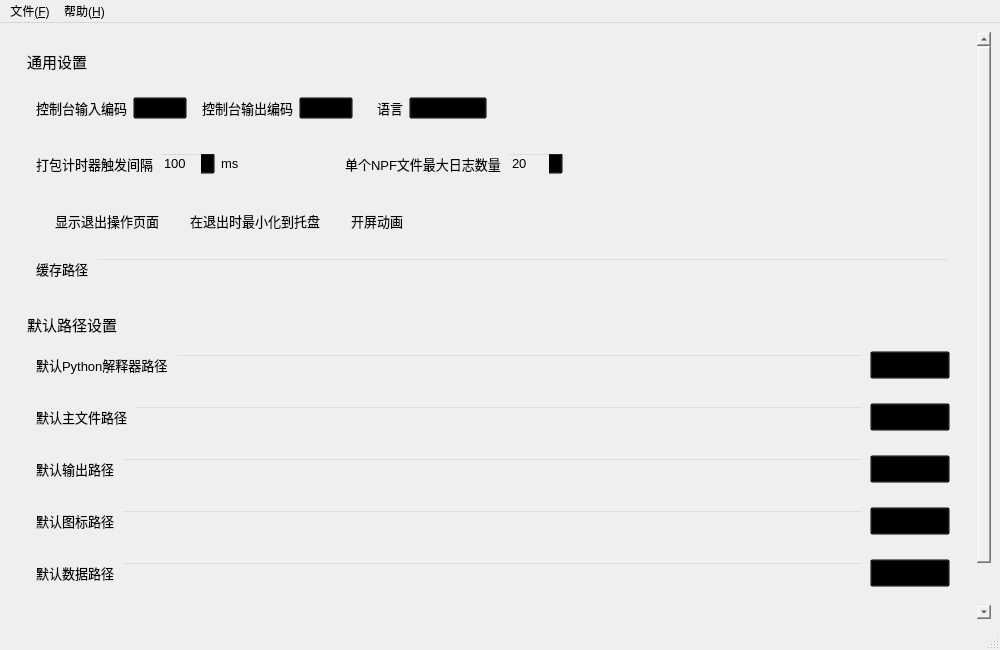
Above: forms/mainwindow.ui from Redrch/NuitkaStudio before the change. Below: the same form after it.
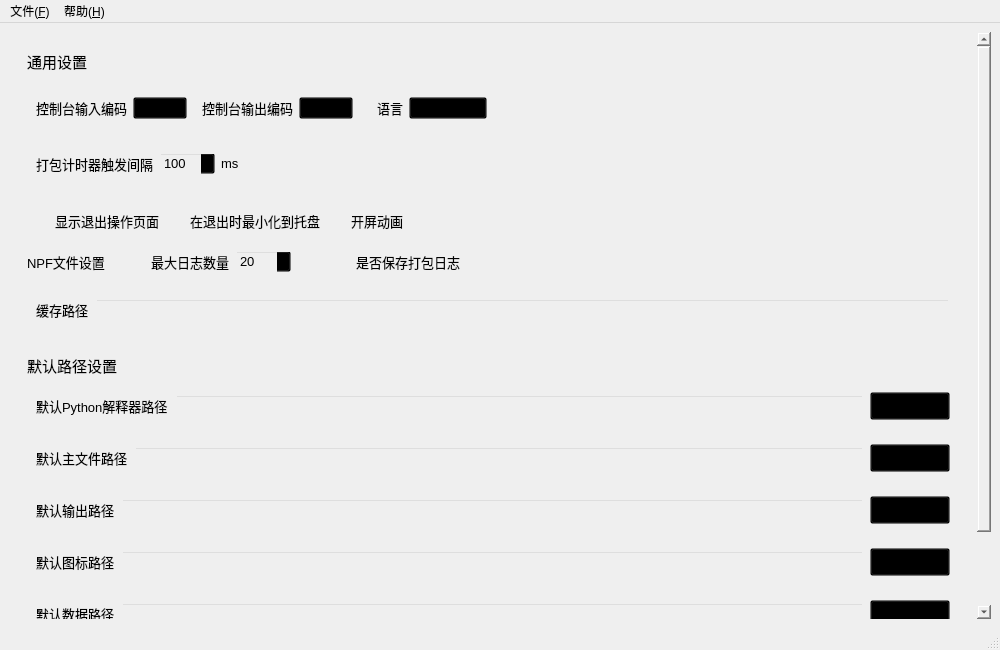
That is the form after the change. The open tabs and pages were chosen to show the change. Icons and pictures are not drawn. Custom widgets are drawn as their Qt base class.

Commit message: 添加对打包日志进行备注的功能 修复了打包时有时会提示 “警告：原 NPF 文件内容解压失败或为空！归档已取消以保护原文件。” 的问题 NPF文件改用了NPF Version 2格式

```diff
--- a/forms/mainwindow.ui
+++ b/forms/mainwindow.ui
@@ -981,8 +981,8 @@
             <rect>
              <x>0</x>
              <y>0</y>
-             <width>982</width>
-             <height>590</height>
+             <width>969</width>
+             <height>605</height>
             </rect>
            </property>
            <layout class="QVBoxLayout" name="verticalLayout_8">
@@ -1186,80 +1186,6 @@
                        </property>
                       </widget>
                      </item>
-                     <item>
-                      <spacer name="horizontalSpacer_6">
-                       <property name="orientation">
-                        <enum>Qt::Horizontal</enum>
-                       </property>
-                       <property name="sizeHint" stdset="0">
-                        <size>
-                         <width>40</width>
-                         <height>20</height>
-                        </size>
-                       </property>
-                      </spacer>
-                     </item>
-                    </layout>
-                   </widget>
-                  </item>
-                  <item>
-                   <widget class="QWidget" name="maxPackLogCountWidget" native="true">
-                    <layout class="QHBoxLayout" name="horizontalLayout_27">
-                     <property name="leftMargin">
-                      <number>0</number>
-                     </property>
-                     <property name="topMargin">
-                      <number>0</number>
-                     </property>
-                     <property name="rightMargin">
-                      <number>9</number>
-                     </property>
-                     <item>
-                      <widget class="ElaText" name="maxPackLogCountLabel">
-                       <property name="font">
-                        <font>
-                         <pointsize>10</pointsize>
-                        </font>
-                       </property>
-                       <property name="text">
-                        <string>单个NPF文件最大日志数量</string>
-                       </property>
-                       <property name="alignment">
-                        <set>Qt::AlignCenter</set>
-                       </property>
-                      </widget>
-                     </item>
-                     <item>
-                      <widget class="ElaSpinBox" name="maxPackLogCountSpin">
-                       <property name="font">
-                        <font>
-                         <pointsize>10</pointsize>
-                        </font>
-                       </property>
-                       <property name="minimum">
-                        <number>1</number>
-                       </property>
-                       <property name="maximum">
-                        <number>9999</number>
-                       </property>
-                       <property name="value">
-                        <number>20</number>
-                       </property>
-                      </widget>
-                     </item>
-                     <item>
-                      <spacer name="horizontalSpacer_8">
-                       <property name="orientation">
-                        <enum>Qt::Horizontal</enum>
-                       </property>
-                       <property name="sizeHint" stdset="0">
-                        <size>
-                         <width>40</width>
-                         <height>20</height>
-                        </size>
-                       </property>
-                      </spacer>
-                     </item>
                     </layout>
                    </widget>
                   </item>
@@ -1334,6 +1260,123 @@
                  </layout>
                 </widget>
                </item>
+               <item>
+                <widget class="QWidget" name="npfSettingsWidget" native="true">
+                 <layout class="QHBoxLayout" name="horizontalLayout_27">
+                  <property name="leftMargin">
+                   <number>0</number>
+                  </property>
+                  <property name="topMargin">
+                   <number>0</number>
+                  </property>
+                  <property name="rightMargin">
+                   <number>9</number>
+                  </property>
+                  <item>
+                   <widget class="ElaText" name="npfSettings">
+                    <property name="font">
+                     <font>
+                      <pointsize>10</pointsize>
+                     </font>
+                    </property>
+                    <property name="text">
+                     <string>NPF文件设置</string>
+                    </property>
+                   </widget>
+                  </item>
+                  <item>
+                   <spacer name="horizontalSpacer_10">
+                    <property name="orientation">
+                     <enum>Qt::Horizontal</enum>
+                    </property>
+                    <property name="sizeType">
+                     <enum>QSizePolicy::Minimum</enum>
+                    </property>
+                    <property name="sizeHint" stdset="0">
+                     <size>
+                      <width>40</width>
+                      <height>20</height>
+                     </size>
+                    </property>
+                   </spacer>
+                  </item>
+                  <item>
+                   <widget class="ElaText" name="maxPackLogCountLabel">
+                    <property name="font">
+                     <font>
+                      <pointsize>10</pointsize>
+                     </font>
+                    </property>
+                    <property name="text">
+                     <string>最大日志数量</string>
+                    </property>
+                    <property name="alignment">
+                     <set>Qt::AlignCenter</set>
+                    </property>
+                   </widget>
+                  </item>
+                  <item>
+                   <widget class="ElaSpinBox" name="maxPackLogCountSpin">
+                    <property name="font">
+                     <font>
+                      <pointsize>10</pointsize>
+                     </font>
+                    </property>
+                    <property name="minimum">
+                     <number>1</number>
+                    </property>
+                    <property name="maximum">
+                     <number>9999</number>
+                    </property>
+                    <property name="value">
+                     <number>20</number>
+                    </property>
+                   </widget>
+                  </item>
+                  <item>
+                   <spacer name="horizontalSpacer_6">
+                    <property name="orientation">
+                     <enum>Qt::Horizontal</enum>
+                    </property>
+                    <property name="sizeType">
+                     <enum>QSizePolicy::Fixed</enum>
+                    </property>
+                    <property name="sizeHint" stdset="0">
+                     <size>
+                      <width>40</width>
+                      <height>20</height>
+                     </size>
+                    </property>
+                   </spacer>
+                  </item>
+                  <item>
+                   <widget class="ElaCheckBox" name="savePackLog">
+                    <property name="font">
+                     <font>
+                      <pointsize>10</pointsize>
+                     </font>
+                    </property>
+                    <property name="text">
+                     <string>是否保存打包日志</string>
+                    </property>
+                   </widget>
+                  </item>
+                  <item>
+                   <spacer name="horizontalSpacer_8">
+                    <property name="orientation">
+                     <enum>Qt::Horizontal</enum>
+                    </property>
+                    <property name="sizeHint" stdset="0">
+                     <size>
+                      <width>40</width>
+                      <height>20</height>
+                     </size>
+                    </property>
+                   </spacer>
+                  </item>
+                 </layout>
+                </widget>
+               </item>
                <item>
                 <widget class="QWidget" name="tempPath" native="true">
                  <layout class="QHBoxLayout" name="horizontalLayout_29">
```
Left out of the diff: 64 changed lines with no effect on the pictures. The commit also changes 16 other files.
